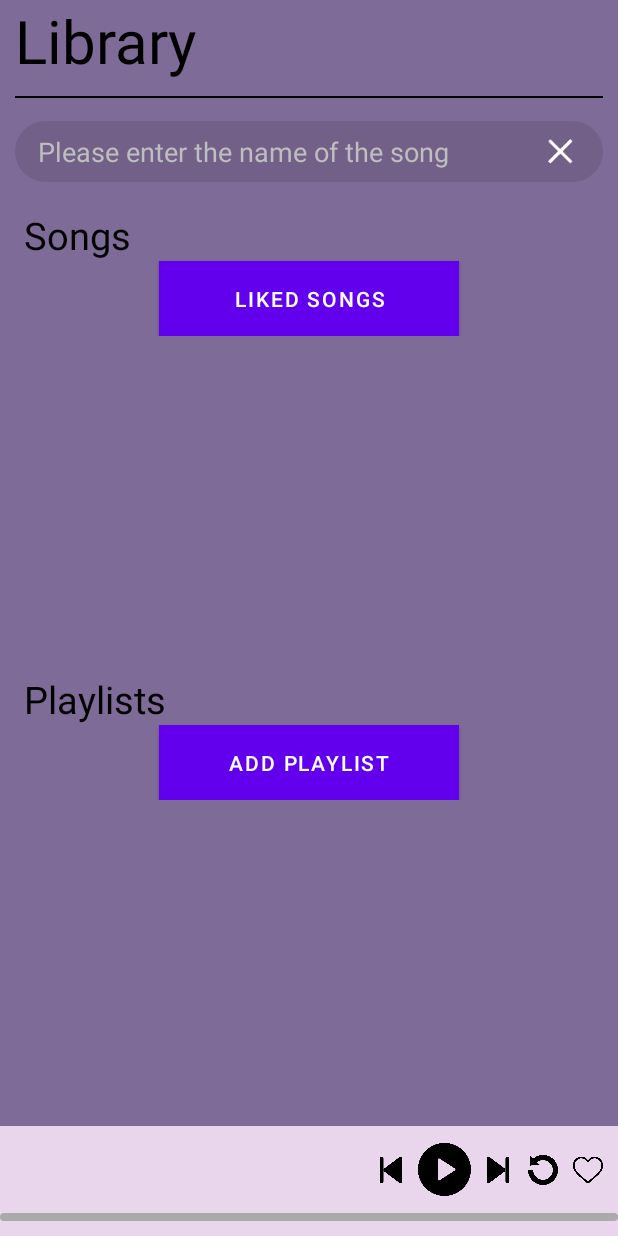
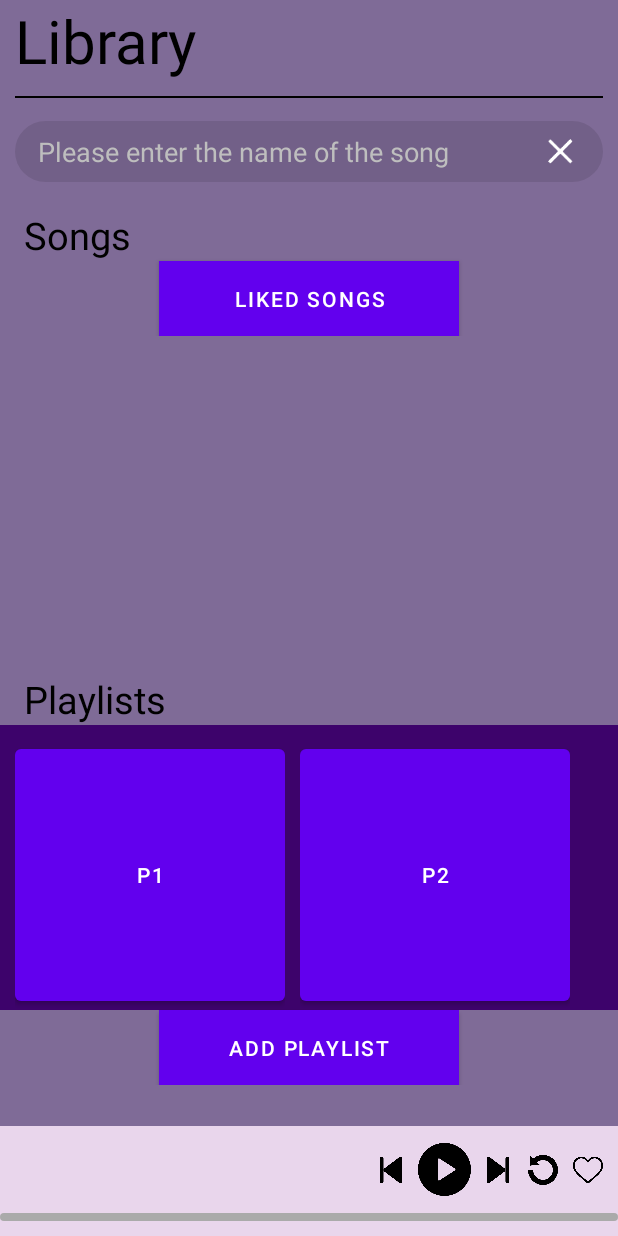
Before and after one commit to sanksarraval/MusicLoud, an Android app: the PlayActivity screen opened directly, with no data from a screen before it, on a phone screen of 412 x 824 dp. Run offline under Robolectric (Android 15) with nearby library versions, the phone set to English and light mode, and no system bars; 10 statements that could not run were skipped.

```diff
--- a/app/src/main/java/com/example/musicloud/business/AccessSongs.java
+++ b/app/src/main/java/com/example/musicloud/business/AccessSongs.java
@@ -23,7 +23,6 @@ public class AccessSongs {
      */
     private List<String> songNames;
 
-    private AllPlaylists allP;
 
     /**
      * constructor
@@ -35,17 +34,6 @@ public class AccessSongs {
 
 
         //FAKE DB
-        Playlist p1 = new Playlist("P1");
-        p1.addSong(new Song("Not Enough To Give", "Ketsa", "Ketsa - Not Enough To Give"));
-        p1.addSong(new Song("Nightfall", "Stereohada", "Stereohada - Nightfall"));
-
-        Playlist p2 = new Playlist("P2");
-        p2.addSong(new Song("Rain Man","Ketsa","Ketsa - Rain Man"));
-        p2.addSong(new Song("Nightfall", "Stereohada", "Stereohada - Nightfall"));
-
-        AllPlaylists allP = new AllPlaylists();
-        allP.add(p1);
-        allP.add(p2);
 
     }
 
@@ -121,6 +109,18 @@ public class AccessSongs {
     //USES FAKE DB, to return an AllPlaylists object, fake db for testing
     public AllPlaylists getAllPlaylists(){
 
+        Playlist p1 = new Playlist("P1");
+        p1.addSong(new Song("Rain Man","Ketsa","Ketsa - Rain Man"));
+        p1.addSong(new Song("Not Enough To Give", "Ketsa", "Ketsa - Not Enough To Give"));
+
+        Playlist p2 = new Playlist("P2");
+        p2.addSong(new Song("Rain Man","Ketsa","Ketsa - Rain Man"));
+        p2.addSong(new Song("Not Enough To Give", "Ketsa", "Ketsa - Not Enough To Give"));
+        p2.addSong(new Song("Nightfall", "Stereohada", "Stereohada - Nightfall"));
+
+        AllPlaylists allP = new AllPlaylists();
+        allP.add(p1);
+        allP.add(p2);
         return allP;
     }
 
--- a/app/src/main/java/com/example/musicloud/presentation/RunPlaylistActivity.java
+++ b/app/src/main/java/com/example/musicloud/presentation/RunPlaylistActivity.java
@@ -70,6 +70,7 @@ public class RunPlaylistActivity extends AppCompatActivity implements View.OnCli
         currentP = allP.get(getPIndex);
         TextView headingP = findViewById(R.id.playlist_songs);
         headingP.setText(currentP.getName());
+        playlistSongs = currentP.getSongs();
 
         //Loop for songs
         LinearLayout songLayout = findViewById(R.id.playlist_song);
@@ -376,4 +377,8 @@ public class RunPlaylistActivity extends AppCompatActivity implements View.OnCli
         MediaPlayerUtil.getInstance().unregisterCallback(this);
     }
 
+    public void removePlaylistButton(View v){
+
+    }
+
 }
```
